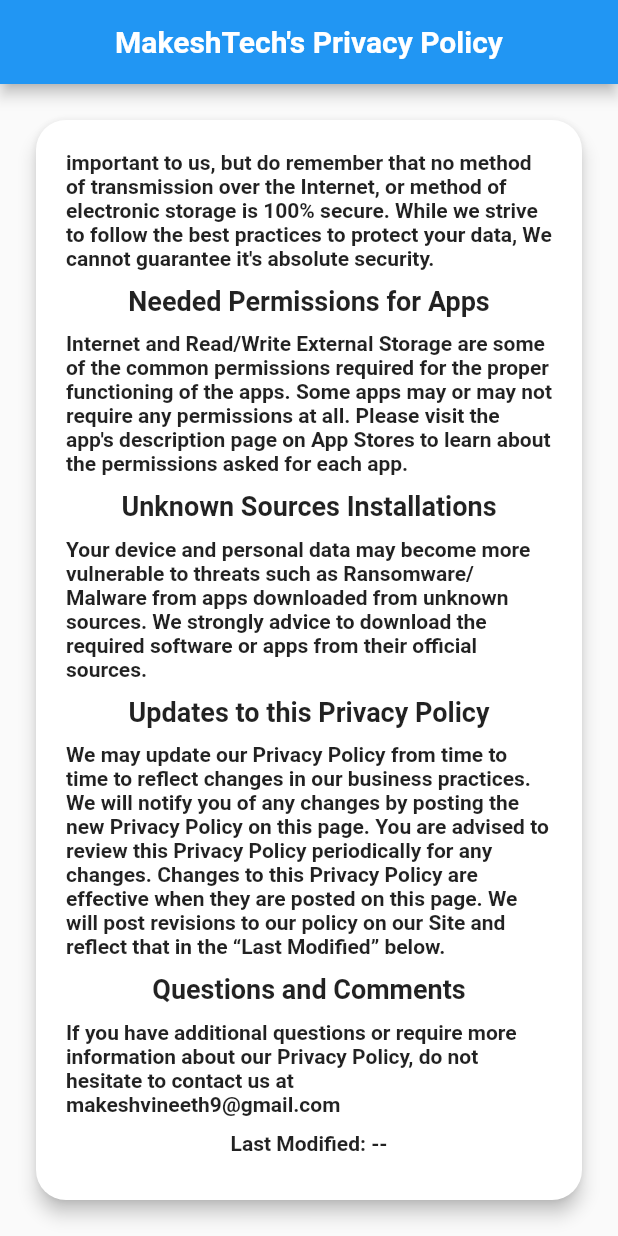
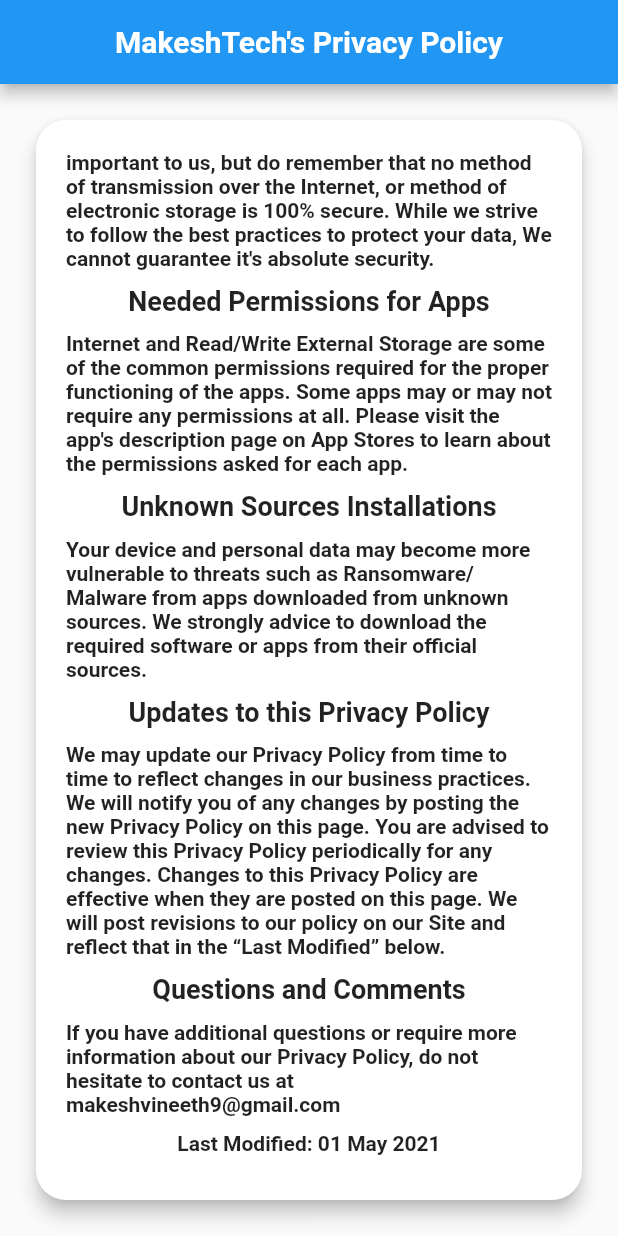
Before and after one commit to MakeshVineeth/privacy_policy, a Flutter app: the screen it shows after launch, scrolled down 1309 dp, on a phone screen of 412 x 824 dp. Run offline on Flutter 3.47's test engine with Material 2 defaults, Android fonts, the phone set to English and light mode, and no system bars.

Commit message:
Removing dynamic last modified date
As it is not supported on Web

```diff
--- a/lib/main.dart
+++ b/lib/main.dart
@@ -1,9 +1,6 @@
-import 'dart:io';
 import 'package:flutter/material.dart';
-import 'package:intl/intl.dart';
 
 void main() => runApp(MaterialWidget());
-
 final String title = 'MakeshTech\'s Privacy Policy';
 
 class MaterialWidget extends StatelessWidget {
@@ -115,7 +112,7 @@
                       'We may update our Privacy Policy from time to time to reflect changes in our business practices. We will notify you of any changes by posting the new Privacy Policy on this page. You are advised to review this Privacy Policy periodically for any changes. Changes to this Privacy Policy are effective when they are posted on this page. We will post revisions to our policy on our Site and reflect that in the “Last Modified” below.'),
                   headingTitle('Questions and Comments'),
                   paraText(contact),
-                  paraText('Last Modified: ${getLastModifiedDate()}'),
+                  paraText('Last Modified: 01 May 2021'),
                 ],
               ),
             ),
@@ -123,22 +120,6 @@
         ),
       ),
     );
-  }
-
-  String getLastModifiedDate() {
-    try {
-      File _file = File('lib//main.dart');
-      if (_file.existsSync()) {
-        DateTime _date = _file.lastModifiedSync();
-
-        return DateFormat.yMMMMd('en_US').format(_date) +
-            ' ' +
-            DateFormat.Hm().format(_date);
-      } else
-        return '--';
-    } catch (e) {
-      return '--';
-    }
   }
 
   Widget headingTitle(String text) => Column(
--- a/pubspec.yaml
+++ b/pubspec.yaml
@@ -10,7 +10,6 @@
 dependencies:
   flutter:
     sdk: flutter
-  intl: ^0.17.0
 
 dev_dependencies:
   flutter_test:
```
Also changed, not shown: pubspec.lock.
